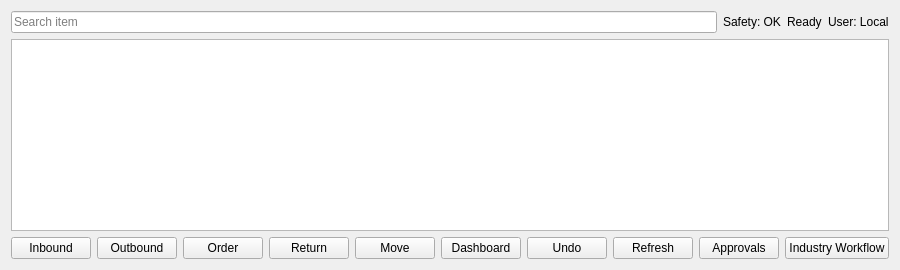
Above: src/ui/mainwindow.ui from Hyunseung-Nam/Micro_ERP before the change. Below: the same form after it.
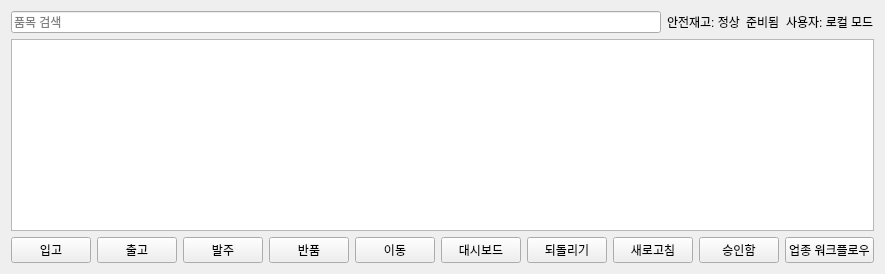
That is the form after the change.

What changed in the file:
```diff
--- a/src/ui/mainwindow.ui
+++ b/src/ui/mainwindow.ui
@@ -8,28 +8,28 @@
      <item>
       <widget class="QLineEdit" name="searchLineEdit">
        <property name="placeholderText">
-        <string>Search item</string>
+        <string>품목 검색</string>
        </property>
       </widget>
      </item>
      <item>
       <widget class="QLabel" name="safetyBadgeLabel">
        <property name="text">
-        <string>Safety: OK</string>
+        <string>안전재고: 정상</string>
        </property>
       </widget>
      </item>
      <item>
       <widget class="QLabel" name="statusLabel">
        <property name="text">
-        <string>Ready</string>
+        <string>준비됨</string>
        </property>
       </widget>
      </item>
      <item>
       <widget class="QLabel" name="userInfoLabel">
        <property name="text">
-        <string>User: Local</string>
+        <string>사용자: 로컬 모드</string>
        </property>
       </widget>
      </item>
@@ -43,70 +43,70 @@
      <item row="0" column="0">
       <widget class="QPushButton" name="inboundButton">
        <property name="text">
-        <string>Inbound</string>
+        <string>입고</string>
        </property>
       </widget>
      </item>
      <item row="0" column="1">
       <widget class="QPushButton" name="outboundButton">
        <property name="text">
-        <string>Outbound</string>
+        <string>출고</string>
        </property>
       </widget>
      </item>
      <item row="0" column="2">
       <widget class="QPushButton" name="orderButton">
        <property name="text">
-        <string>Order</string>
+        <string>발주</string>
        </property>
       </widget>
      </item>
      <item row="0" column="3">
       <widget class="QPushButton" name="returnButton">
        <property name="text">
-        <string>Return</string>
+        <string>반품</string>
        </property>
       </widget>
      </item>
      <item row="0" column="4">
       <widget class="QPushButton" name="moveButton">
        <property name="text">
-        <string>Move</string>
+        <string>이동</string>
        </property>
       </widget>
      </item>
      <item row="0" column="5">
       <widget class="QPushButton" name="dashboardButton">
        <property name="text">
-        <string>Dashboard</string>
+        <string>대시보드</string>
        </property>
       </widget>
      </item>
      <item row="0" column="6">
       <widget class="QPushButton" name="undoButton">
        <property name="text">
-        <string>Undo</string>
+        <string>되돌리기</string>
        </property>
       </widget>
      </item>
      <item row="0" column="7">
       <widget class="QPushButton" name="refreshButton">
        <property name="text">
-        <string>Refresh</string>
+        <string>새로고침</string>
        </property>
       </widget>
      </item>
      <item row="0" column="8">
       <widget class="QPushButton" name="approvalButton">
        <property name="text">
-        <string>Approvals</string>
+        <string>승인함</string>
        </property>
       </widget>
      </item>
      <item row="0" column="9">
       <widget class="QPushButton" name="workflowButton">
        <property name="text">
-        <string>Industry Workflow</string>
+        <string>업종 워크플로우</string>
        </property>
       </widget>
      </item>
```
